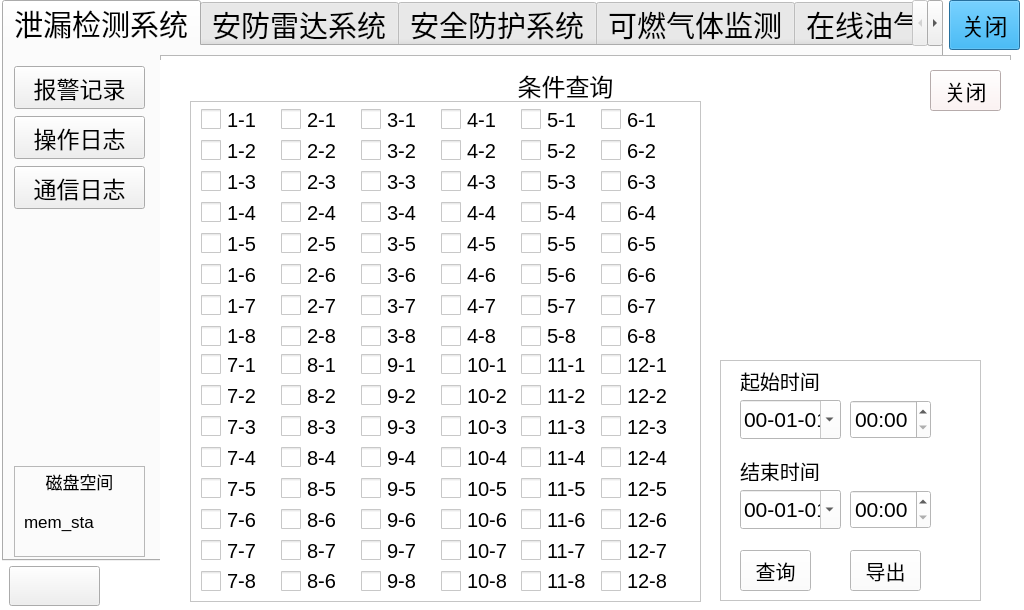
Hello-lee-cell/anysafeplat_12, file history.ui: the form before one commit.
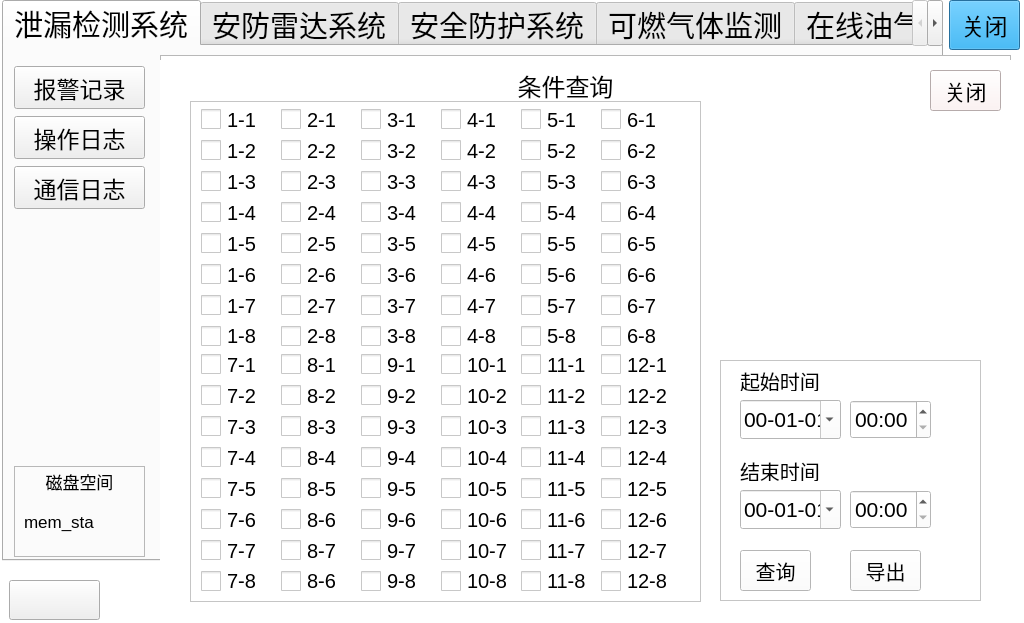
The form after the commit. Icons and pictures are not drawn.

The edit to the form file:
```diff
--- a/history.ui
+++ b/history.ui
@@ -7,7 +7,7 @@
     <x>0</x>
     <y>0</y>
     <width>1024</width>
-    <height>610</height>
+    <height>623</height>
    </rect>
   </property>
   <property name="windowTitle">
@@ -50,7 +50,7 @@
    <property name="geometry">
     <rect>
      <x>9</x>
-     <y>566</y>
+     <y>580</y>
      <width>91</width>
      <height>40</height>
     </rect>
@@ -80,8 +80,8 @@
    <property name="geometry">
     <rect>
      <x>100</x>
-     <y>570</y>
-     <width>110</width>
+     <y>580</y>
+     <width>81</width>
      <height>30</height>
     </rect>
    </property>
@@ -100,7 +100,7 @@
      <x>0</x>
      <y>0</y>
      <width>1024</width>
-     <height>611</height>
+     <height>631</height>
     </rect>
    </property>
    <property name="styleSheet">
@@ -643,7 +643,7 @@
      <x>160</x>
      <y>55</y>
      <width>851</width>
-     <height>551</height>
+     <height>571</height>
     </rect>
    </property>
    <property name="font">
@@ -658,7 +658,7 @@
      <x>160</x>
      <y>60</y>
      <width>851</width>
-     <height>551</height>
+     <height>571</height>
     </rect>
    </property>
    <property name="palette">
```
